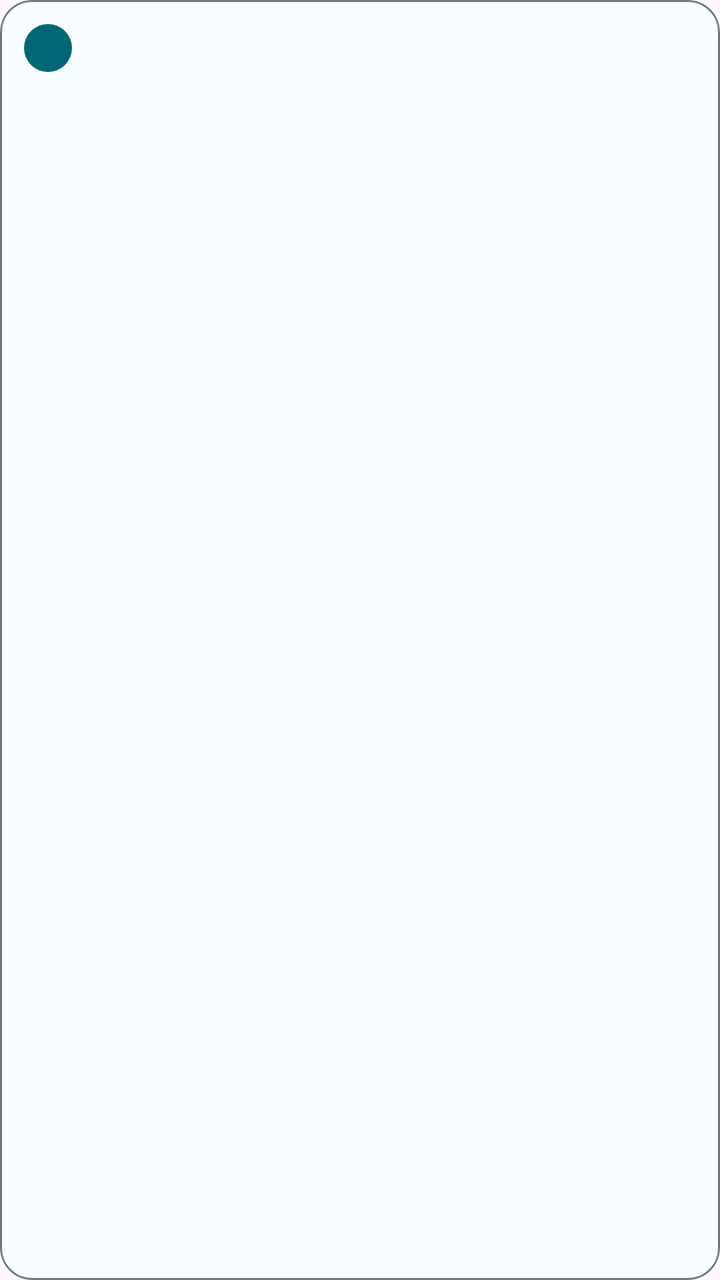
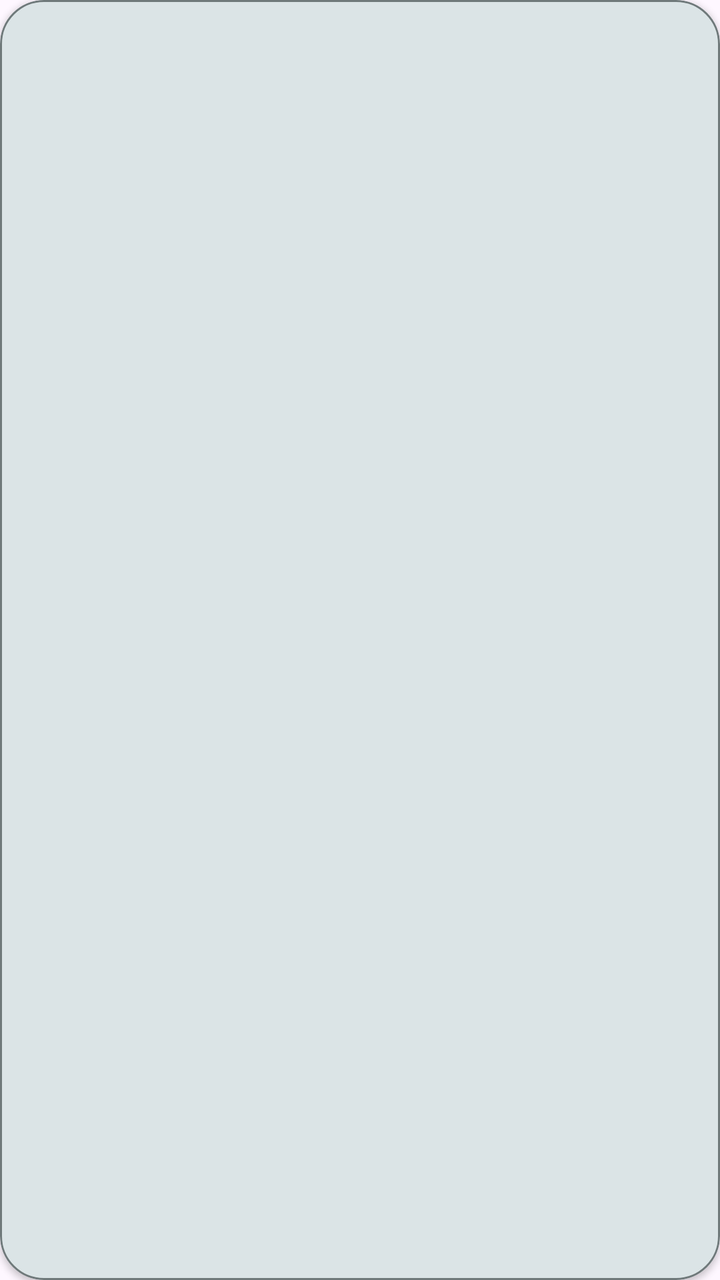

Compare the two renders of this Android layout. The source of the first and the diff that turns it into the second are given below.
<!-- AndroidManifest.xml: application theme Theme.MaterialThemes -->
<!-- res/layout/item_quick_preset.xml -->
<?xml version="1.0" encoding="utf-8"?>
<com.google.android.material.card.MaterialCardView xmlns:android="http://schemas.android.com/apk/res/android"
    xmlns:app="http://schemas.android.com/apk/res-auto"
    android:id="@+id/card_preset"
    android:layout_width="match_parent"
    android:layout_height="wrap_content"
    android:layout_margin="4dp"
    android:clickable="true"
    android:focusable="true"
    app:cardCornerRadius="16dp"
    app:cardElevation="0dp"
    app:strokeColor="?attr/colorOutline"
    app:strokeWidth="1dp">

    <LinearLayout
        android:layout_width="match_parent"
        android:layout_height="wrap_content"
        android:orientation="vertical"
        android:padding="12dp">

        
        <LinearLayout
            android:layout_width="match_parent"
            android:layout_height="wrap_content"
            android:gravity="center_vertical"
            android:orientation="horizontal">

            <View
                android:id="@+id/view_palette_color"
                android:layout_width="24dp"
                android:layout_height="24dp"
                android:background="@drawable/shape_circle" />

            <View
                android:layout_width="0dp"
                android:layout_height="1dp"
                android:layout_weight="1" />

            <ImageView
                android:id="@+id/iv_check"
                android:layout_width="20dp"
                android:layout_height="20dp"
                android:contentDescription="@null"
                android:src="@drawable/ic_check"
                android:visibility="gone"
                app:tint="?attr/colorPrimary" />
        </LinearLayout>

        
        <TextView
            android:id="@+id/tv_preset_name"
            android:layout_width="match_parent"
            android:layout_height="wrap_content"
            android:layout_marginTop="8dp"
            android:ellipsize="end"
            android:maxLines="1"
            android:textAppearance="?attr/textAppearanceBodyMedium"
            android:textColor="?attr/colorOnSurface"
            android:textStyle="bold" />

        
        <TextView
            android:id="@+id/tv_preset_subtitle"
            android:layout_width="match_parent"
            android:layout_height="wrap_content"
            android:layout_marginTop="2dp"
            android:ellipsize="end"
            android:maxLines="1"
            android:textAppearance="?attr/textAppearanceBodySmall"
            android:textColor="?attr/colorOnSurfaceVariant" />
    </LinearLayout>
</com.google.android.material.card.MaterialCardView>
<!-- resources referenced by this layout -->
<resources>
  <!-- drawable ic_check (drawable) -->
  <vector xmlns:android="http://schemas.android.com/apk/res/android"
      android:width="24dp"
      android:height="24dp"
      android:viewportWidth="24"
      android:viewportHeight="24">
    <path
        android:fillColor="?attr/colorPrimary"
        android:pathData="M9,16.17L4.83,12l-1.42,1.41L9,19 21,7l-1.41,-1.41z"/>
  </vector>
  <!-- drawable shape_circle (drawable) -->
  <?xml version="1.0" encoding="utf-8"?>
  <shape xmlns:android="http://schemas.android.com/apk/res/android"
      android:shape="oval">
      <solid android:color="?attr/colorPrimary" />
      <size
          android:width="28dp"
          android:height="28dp" />
  </shape>
  <style name="Theme.MaterialThemes" parent="Base.Theme.MaterialThemes" />
  <style name="Base.Theme.MaterialThemes" parent="Theme.Material3.DayNight.NoActionBar">
          <item name="colorPrimary">@color/md_theme_light_primary</item>
          <item name="colorOnPrimary">@color/md_theme_light_onPrimary</item>
          <item name="colorPrimaryContainer">@color/md_theme_light_primaryContainer</item>
          <item name="colorOnPrimaryContainer">@color/md_theme_light_onPrimaryContainer</item>
          <item name="colorSecondary">@color/md_theme_light_secondary</item>
          <item name="colorOnSecondary">@color/md_theme_light_onSecondary</item>
          <item name="colorSecondaryContainer">@color/md_theme_light_secondaryContainer</item>
          <item name="colorOnSecondaryContainer">@color/md_theme_light_onSecondaryContainer</item>
          <item name="colorSurface">@color/md_theme_light_surface</item>
          <item name="colorOnSurface">@color/md_theme_light_onSurface</item>
          <item name="colorSurfaceVariant">@color/md_theme_light_surfaceVariant</item>
          <item name="colorOnSurfaceVariant">@color/md_theme_light_onSurfaceVariant</item>
          <item name="colorOutline">@color/md_theme_light_outline</item>
      </style>
  <color name="md_theme_light_primary">#006874</color>
  <color name="md_theme_light_onPrimary">#FFFFFF</color>
  <color name="md_theme_light_primaryContainer">#9EEFFD</color>
  <color name="md_theme_light_onPrimaryContainer">#001F24</color>
  <color name="md_theme_light_secondary">#4A6267</color>
  <color name="md_theme_light_onSecondary">#FFFFFF</color>
  <color name="md_theme_light_secondaryContainer">#CDE7EC</color>
  <color name="md_theme_light_onSecondaryContainer">#051F23</color>
  <color name="md_theme_light_surface">#F8FDFF</color>
  <color name="md_theme_light_onSurface">#191C1D</color>
  <color name="md_theme_light_surfaceVariant">#DBE4E6</color>
  <color name="md_theme_light_onSurfaceVariant">#3F484A</color>
  <color name="md_theme_light_outline">#6F797A</color>
</resources>

<!-- the commit's change to res/layout/item_quick_preset.xml (unified diff, before → after) -->
@@ -4,11 +4,12 @@
     android:id="@+id/card_preset"
     android:layout_width="match_parent"
     android:layout_height="wrap_content"
-    android:layout_margin="4dp"
+    android:layout_margin="6dp"
     android:clickable="true"
     android:focusable="true"
-    app:cardCornerRadius="16dp"
-    app:cardElevation="0dp"
+    app:cardBackgroundColor="?attr/colorSurfaceVariant"
+    app:cardCornerRadius="22dp"
+    app:cardElevation="2dp"
     app:strokeColor="?attr/colorOutline"
     app:strokeWidth="1dp">
 
@@ -16,7 +17,7 @@
         android:layout_width="match_parent"
         android:layout_height="wrap_content"
         android:orientation="vertical"
-        android:padding="12dp">
+        android:padding="16dp">
 
         
         <LinearLayout
@@ -25,25 +26,36 @@
             android:gravity="center_vertical"
             android:orientation="horizontal">
 
-            <View
-                android:id="@+id/view_palette_color"
-                android:layout_width="24dp"
-                android:layout_height="24dp"
-                android:background="@drawable/shape_circle" />
+            
+            <ImageView
+                android:id="@+id/iv_palette_preview"
+                android:layout_width="32dp"
+                android:layout_height="32dp"
+                android:contentDescription="@null" />
 
             <View
                 android:layout_width="0dp"
                 android:layout_height="1dp"
                 android:layout_weight="1" />
 
-            <ImageView
-                android:id="@+id/iv_check"
-                android:layout_width="20dp"
-                android:layout_height="20dp"
-                android:contentDescription="@null"
-                android:src="@drawable/ic_check"
-                android:visibility="gone"
-                app:tint="?attr/colorPrimary" />
+            
+            <FrameLayout
+                android:id="@+id/badge_check_container"
+                android:layout_width="22dp"
+                android:layout_height="22dp"
+                android:background="@drawable/shape_circle"
+                android:backgroundTint="?attr/colorPrimary"
+                android:visibility="gone">
+
+                <ImageView
+                    android:id="@+id/iv_check"
+                    android:layout_width="14dp"
+                    android:layout_height="14dp"
+                    android:layout_gravity="center"
+                    android:contentDescription="@null"
+                    android:src="@drawable/ic_check"
+                    app:tint="?attr/colorOnPrimary" />
+            </FrameLayout>
         </LinearLayout>
 
         
@@ -51,11 +63,11 @@
             android:id="@+id/tv_preset_name"
             android:layout_width="match_parent"
             android:layout_height="wrap_content"
-            android:layout_marginTop="8dp"
+            android:layout_marginTop="10dp"
             android:ellipsize="end"
             android:maxLines="1"
-            android:textAppearance="?attr/textAppearanceBodyMedium"
             android:textColor="?attr/colorOnSurface"
+            android:textSize="14sp"
             android:textStyle="bold" />
 
         
@@ -66,7 +78,7 @@
             android:layout_marginTop="2dp"
             android:ellipsize="end"
             android:maxLines="1"
-            android:textAppearance="?attr/textAppearanceBodySmall"
-            android:textColor="?attr/colorOnSurfaceVariant" />
+            android:textColor="?attr/colorOnSurfaceVariant"
+            android:textSize="12sp" />
     </LinearLayout>
 </com.google.android.material.card.MaterialCardView>
